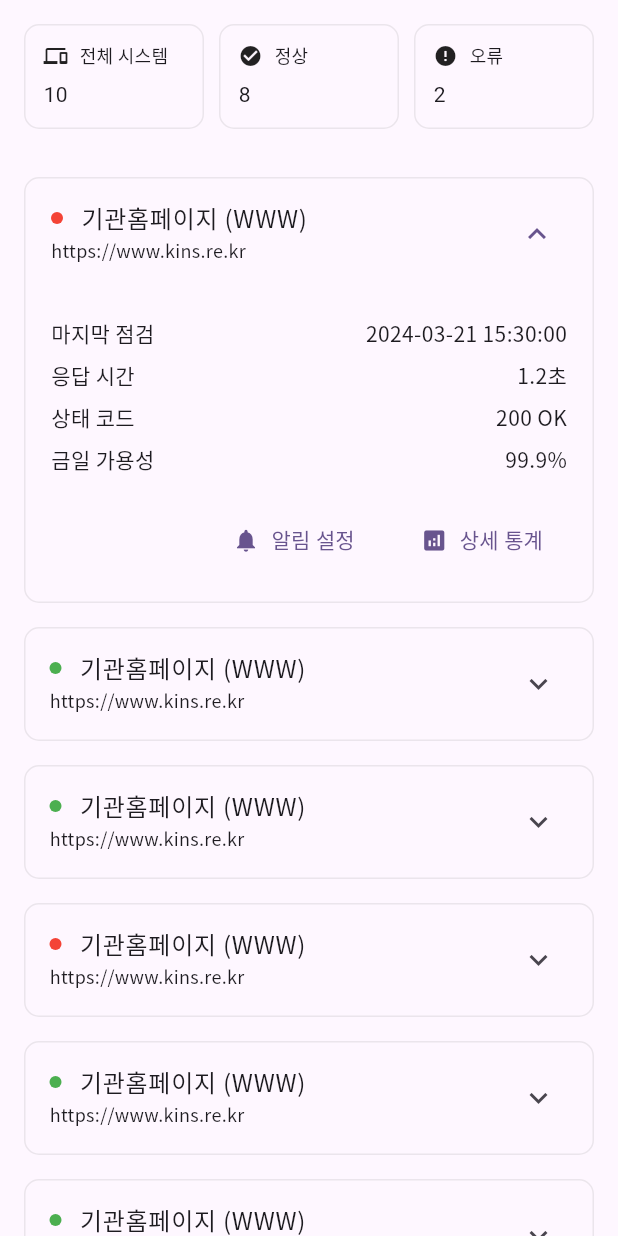
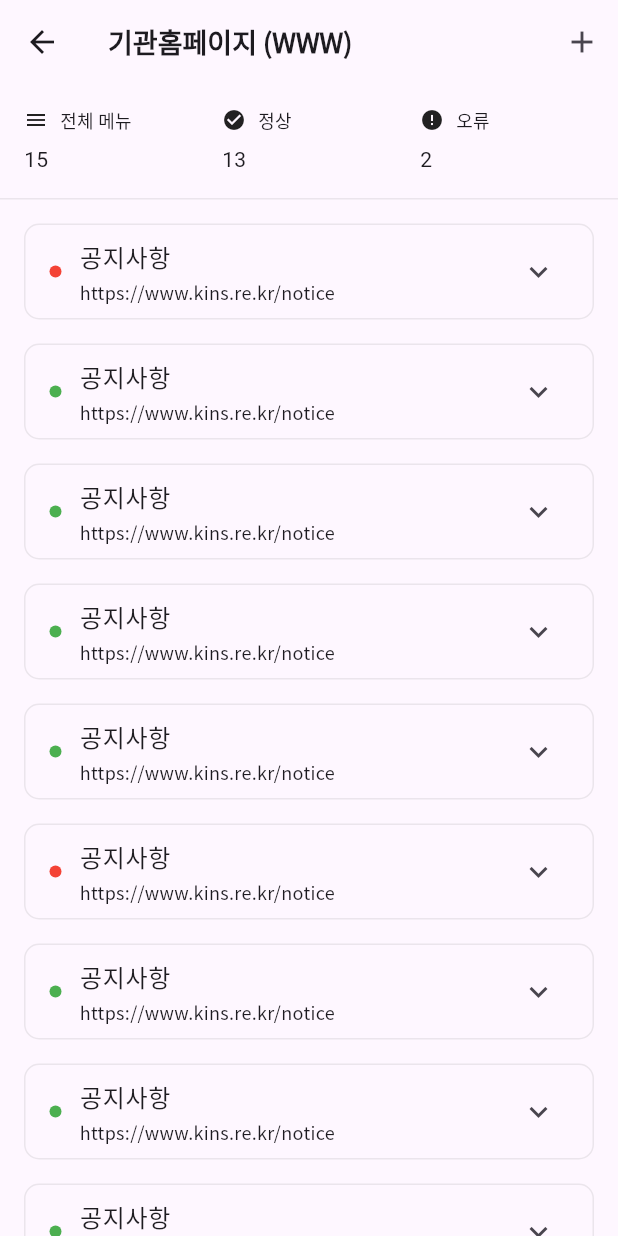
Before and after one commit to J1NWAN/url_check, a Flutter app: the MonitoringTab widget shown alone on an empty page, opened directly, after a tap on "기관홈페이지 (WWW)", after a tap on "상세 통계", on a phone screen of 412 x 824 dp. Run offline on Flutter 3.47's test engine with Material 3 defaults, Android fonts, the phone set to English and light mode, and no system bars; our stand-ins replace dropdown_button2, fl_chart, flutter_riverpod, go_router, google_fonts, riverpod_annotation and 1 more; generated files the repository leaves out were written again.

Commit message:
chore: 미사용 임포트 삭제

```diff
--- a/lib/core/layout/main_layout.dart
+++ b/lib/core/layout/main_layout.dart
@@ -1,12 +1,6 @@
 import 'package:flutter/material.dart';
-import 'package:flutter_riverpod/flutter_riverpod.dart';
 import 'package:go_router/go_router.dart';
 import 'package:google_fonts/google_fonts.dart';
-import 'package:url_check/core/theme/theme_view_model.dart';
-import 'package:url_check/features/home/view/home_screen.dart';
-import 'package:url_check/features/home/viewmodel/home_view_model.dart';
-import 'package:url_check/features/setting/view/setting_screen.dart';
-import 'package:url_check/features/system/view/system_screen.dart';
 
 class MainLayout extends StatelessWidget {
   final Widget child;
--- /dev/null
+++ b/lib/features/system/view/system_detail_screen.dart
@@ -0,0 +1,215 @@
+import 'package:flutter/material.dart';
+import 'package:flutter_riverpod/flutter_riverpod.dart';
+import 'package:google_fonts/google_fonts.dart';
+import 'package:url_check/core/theme/custom_text_theme.dart';
+
+class SystemDetailScreen extends ConsumerWidget {
+  final String systemName;
+  final String systemUrl;
+
+  const SystemDetailScreen({
+    super.key,
+    required this.systemName,
+    required this.systemUrl,
+  });
+
+  @override
+  Widget build(BuildContext context, WidgetRef ref) {
+    return Scaffold(
+      appBar: AppBar(
+        title: Text(
+          systemName,
+          style: GoogleFonts.notoSansKr(
+            fontSize: 18,
+            fontWeight: FontWeight.bold,
+          ),
+        ),
+        actions: [
+          IconButton(
+            onPressed: () {
+              // 메뉴 추가 다이얼로그
+            },
+            icon: const Icon(Icons.add),
+          ),
+        ],
+      ),
+      body: Column(
+        children: [
+          // 시스템 요약 정보
+          Container(
+            padding: const EdgeInsets.all(16),
+            decoration: BoxDecoration(
+              color: Theme.of(context).colorScheme.surface,
+              border: Border(
+                bottom: BorderSide(
+                  color: Colors.grey.withOpacity(0.2),
+                ),
+              ),
+            ),
+            child: Row(
+              children: [
+                Expanded(
+                  child: _buildSummaryItem(
+                    context,
+                    title: '전체 메뉴',
+                    value: '15',
+                    icon: Icons.menu,
+                  ),
+                ),
+                const SizedBox(width: 16),
+                Expanded(
+                  child: _buildSummaryItem(
+                    context,
+                    title: '정상',
+                    value: '13',
+                    icon: Icons.check_circle,
+                    valueColor: Colors.green,
+                  ),
+                ),
+                const SizedBox(width: 16),
+                Expanded(
+                  child: _buildSummaryItem(
+                    context,
+                    title: '오류',
+                    value: '2',
+                    icon: Icons.error,
+                    valueColor: Colors.red,
+                  ),
+                ),
+              ],
+            ),
+          ),
+
+          // 메뉴 목록
+          Expanded(
+            child: ListView.separated(
+              padding: const EdgeInsets.all(16),
+              itemCount: 15,
+              separatorBuilder: (context, index) => const SizedBox(height: 16),
+              itemBuilder: (context, index) {
+                return Container(
+                  decoration: BoxDecoration(
+                    color: Theme.of(context).colorScheme.surface,
+                    borderRadius: BorderRadius.circular(10),
+                    border: Border.all(color: Colors.grey.withOpacity(0.2)),
+                  ),
+                  child: ExpansionTile(
+                    shape: RoundedRectangleBorder(
+                      borderRadius: BorderRadius.circular(0),
+                      side: const BorderSide(color: Colors.transparent),
+                    ),
+                    title: Row(
+                      children: [
+                        Container(
+                          width: 8,
+                          height: 8,
+                          decoration: BoxDecoration(
+                            color: index % 5 == 0 ? Colors.red : Colors.green,
+                            shape: BoxShape.circle,
+                          ),
+                        ),
+                        const SizedBox(width: 12),
+                        Expanded(
+                          child: Column(
+                            crossAxisAlignment: CrossAxisAlignment.start,
+                            children: [
+                              Text(
+                                '공지사항',
+                                style: CustomTextTheme.theme.bodyLarge,
+                              ),
+                              const SizedBox(height: 4),
+                              Text(
+                                '$systemUrl/notice',
+                                style: CustomTextTheme.theme.bodySmall,
+                              ),
+                            ],
+                          ),
+                        ),
+                      ],
+                    ),
+                    children: [
+                      Padding(
+                        padding: const EdgeInsets.all(16),
+                        child: Column(
+                          children: [
+                            _buildDetailRow('마지막 점검', '2024-03-21 15:30:00'),
+                            _buildDetailRow('응답 시간', '0.8초'),
+                            _buildDetailRow('상태 코드', '200 OK'),
+                            _buildDetailRow('금일 가용성', '99.9%'),
+                            const SizedBox(height: 16),
+                            Row(
+                              mainAxisAlignment: MainAxisAlignment.end,
+                              children: [
+                                TextButton.icon(
+                                  onPressed: () {
+                                    // 메뉴 수정
+                                  },
+                                  icon: const Icon(Icons.edit),
+                                  label: const Text('수정'),
+                                ),
+                                const SizedBox(width: 16),
+                                TextButton.icon(
+                                  onPressed: () {
+                                    // 메뉴 삭제
+                                  },
+                                  icon: const Icon(Icons.delete),
+                                  label: const Text('삭제'),
+                                ),
+                              ],
+                            ),
+                          ],
+                        ),
+                      ),
+                    ],
+                  ),
+                );
+              },
+            ),
+          ),
+        ],
+      ),
+    );
+  }
+
+  Widget _buildSummaryItem(
+    BuildContext context, {
+    required String title,
+    required String value,
+    required IconData icon,
+    Color? valueColor,
+  }) {
+    return Column(
+      crossAxisAlignment: CrossAxisAlignment.start,
+      children: [
+        Row(
+          children: [
+            Icon(icon, size: 16),
+            const SizedBox(width: 8),
+            Text(title, style: CustomTextTheme.theme.bodySmall),
+          ],
+        ),
+        const SizedBox(height: 8),
+        Text(
+          value,
+          style: CustomTextTheme.theme.headlineMedium?.copyWith(
+            color: valueColor,
+            fontWeight: FontWeight.bold,
+          ),
+        ),
+      ],
+    );
+  }
+
+  Widget _buildDetailRow(String label, String value) {
+    return Padding(
+      padding: const EdgeInsets.symmetric(vertical: 4),
+      child: Row(
+        mainAxisAlignment: MainAxisAlignment.spaceBetween,
+        children: [
+          Text(label, style: CustomTextTheme.theme.bodyMedium),
+          Text(value, style: CustomTextTheme.theme.bodyMedium),
+        ],
+      ),
+    );
+  }
+}
--- a/lib/features/system/view/tab/monitoring_tab.dart
+++ b/lib/features/system/view/tab/monitoring_tab.dart
@@ -1,6 +1,7 @@
 import 'package:flutter/material.dart';
 import 'package:flutter_riverpod/flutter_riverpod.dart';
 import 'package:url_check/core/theme/custom_text_theme.dart';
+import 'package:url_check/features/system/view/system_detail_screen.dart';
 
 class MonitoringTab extends ConsumerWidget {
   const MonitoringTab({super.key});
@@ -108,7 +109,15 @@ class MonitoringTab extends ConsumerWidget {
                               const SizedBox(width: 16),
                               TextButton.icon(
                                 onPressed: () {
-                                  // 상세 통계
+                                  Navigator.push(
+                                    context,
+                                    MaterialPageRoute(
+                                      builder: (context) => const SystemDetailScreen(
+                                        systemName: '기관홈페이지 (WWW)',
+                                        systemUrl: 'https://www.kins.re.kr',
+                                      ),
+                                    ),
+                                  );
                                 },
                                 icon: const Icon(Icons.analytics),
                                 label: const Text('상세 통계'),
```
Also changed, not shown: 3 other files.
